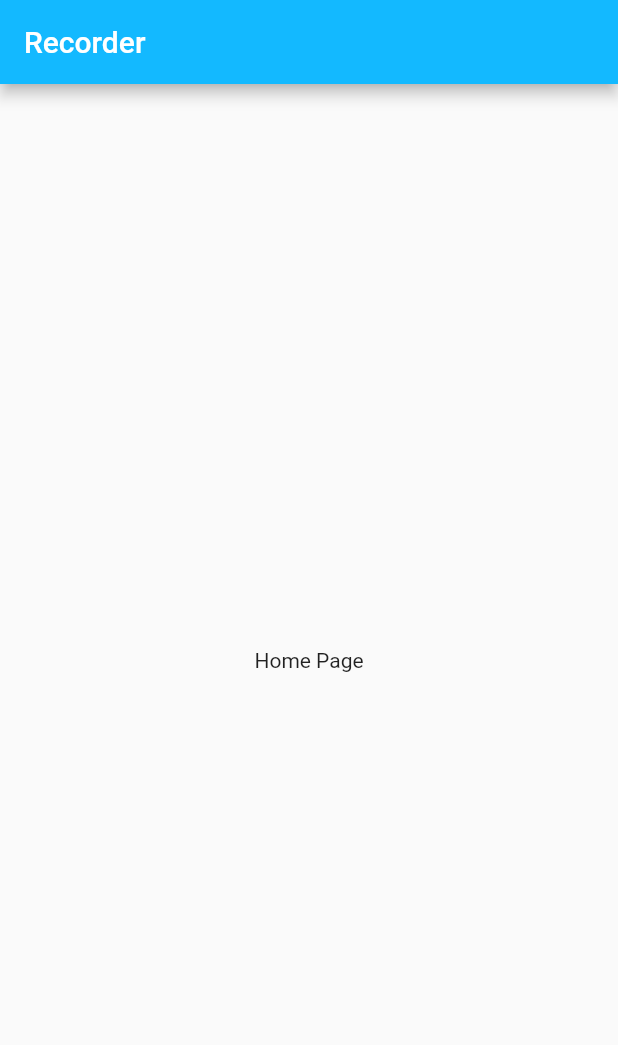
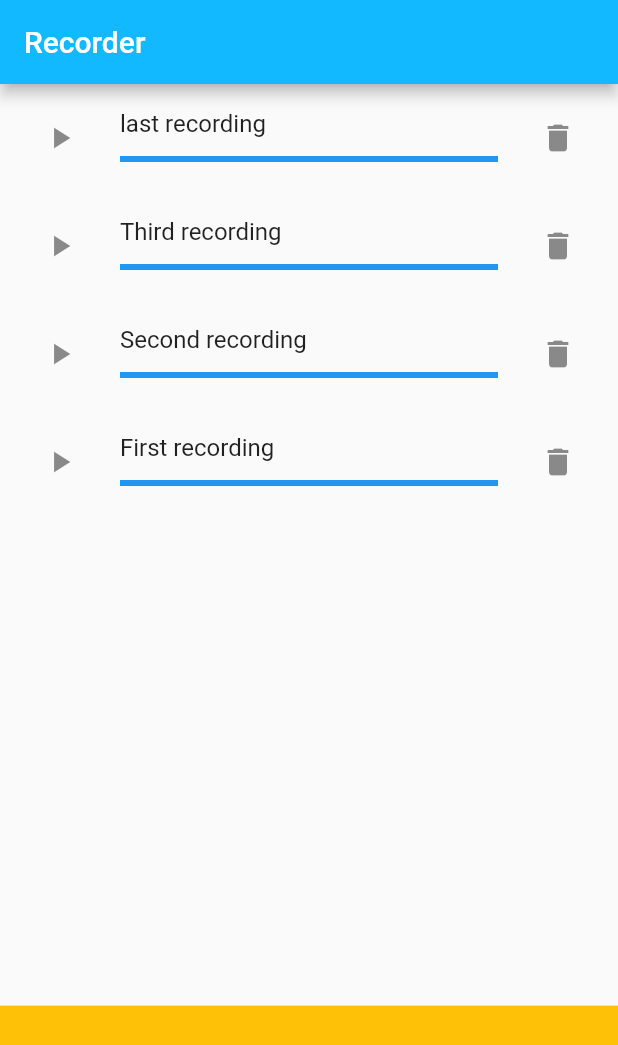
Before and after one commit to gyakhoe/voice_recorder_bloc, a Flutter app: the screen it shows after launch, on a phone screen of 412 x 824 dp. Shown: the top 1045 px of the screen. Run offline on Flutter 3.47's test engine with Material 2 defaults, Android fonts, the light colour scheme and no system bars; our stand-ins replace bloc, flutter_bloc; generated files the repository leaves out were written again.

Commit message:
recording view added

```diff
--- /dev/null
+++ b/lib/home/home.dart
@@ -0,0 +1 @@
+export 'views/home_page.dart';
--- a/lib/home/views/home_page.dart
+++ b/lib/home/views/home_page.dart
@@ -1,13 +1,31 @@
 import 'package:flutter/material.dart';
+import 'package:voice_recorder_bloc/recording/views/recording_view.dart';
 
 class HomePage extends StatelessWidget {
   const HomePage({super.key});
 
   @override
   Widget build(BuildContext context) {
-    return Scaffold(
-      appBar: AppBar(title: const Text('Recorder')),
-      body: const Center(child: Text('Home Page')),
+    return SafeArea(
+      child: Scaffold(
+        appBar: AppBar(title: const Text('Recorder')),
+        body: Column(
+          children: [
+            //* First child is for the recroding view
+            const Expanded(
+              flex: 8,
+              child: RecordingView(),
+            ),
+            //* Second child is for recorder view
+            Expanded(
+              flex: 2,
+              child: Container(
+                color: Colors.amber,
+              ),
+            )
+          ],
+        ),
+      ),
     );
   }
 }
--- /dev/null
+++ b/lib/recording/recording.dart
@@ -0,0 +1 @@
+export 'views/recording_view.dart';
--- /dev/null
+++ b/lib/recording/views/recording_view.dart
@@ -0,0 +1,79 @@
+import 'dart:developer';
+
+import 'package:flutter/material.dart';
+
+class RecordingView extends StatelessWidget {
+  const RecordingView({super.key});
+
+  @override
+  Widget build(BuildContext context) {
+    return ListView(
+      children: [
+        ListTile(
+          leading: IconButton(
+            icon: const Icon(Icons.play_arrow),
+            onPressed: () => log(' arrow button is pressed`'),
+          ),
+          title: const Text('last recording'),
+          subtitle: const LinearProgressIndicator(
+            value: 50,
+          ),
+          trailing: IconButton(
+            icon: const Icon(
+              Icons.delete,
+            ),
+            onPressed: () => log('Remove button is pressed'),
+          ),
+        ),
+        ListTile(
+          leading: IconButton(
+            icon: const Icon(Icons.play_arrow),
+            onPressed: () => log(' arrow button is pressed`'),
+          ),
+          title: const Text('Third recording'),
+          subtitle: const LinearProgressIndicator(
+            value: 50,
+          ),
+          trailing: IconButton(
+            icon: const Icon(
+              Icons.delete,
+            ),
+            onPressed: () => log('Remove button is pressed'),
+          ),
+        ),
+        ListTile(
+          leading: IconButton(
+            icon: const Icon(Icons.play_arrow),
+            onPressed: () => log(' arrow button is pressed`'),
+          ),
+          title: const Text('Second recording'),
+          subtitle: const LinearProgressIndicator(
+            value: 50,
+          ),
+          trailing: IconButton(
+            icon: const Icon(
+              Icons.delete,
+            ),
+            onPressed: () => log('Remove button is pressed'),
+          ),
+        ),
+        ListTile(
+          leading: IconButton(
+            icon: const Icon(Icons.play_arrow),
+            onPressed: () => log(' arrow button is pressed`'),
+          ),
+          title: const Text('First recording'),
+          subtitle: const LinearProgressIndicator(
+            value: 50,
+          ),
+          trailing: IconButton(
+            icon: const Icon(
+              Icons.delete,
+            ),
+            onPressed: () => log('Remove button is pressed'),
+          ),
+        ),
+      ],
+    );
+  }
+}
```
